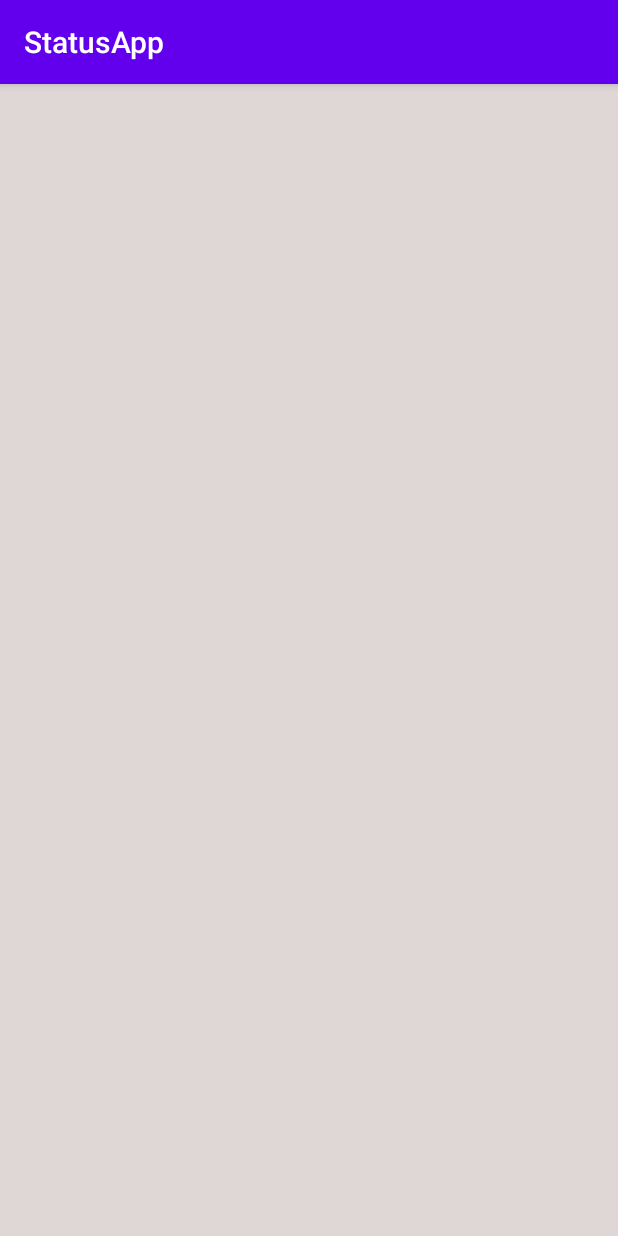
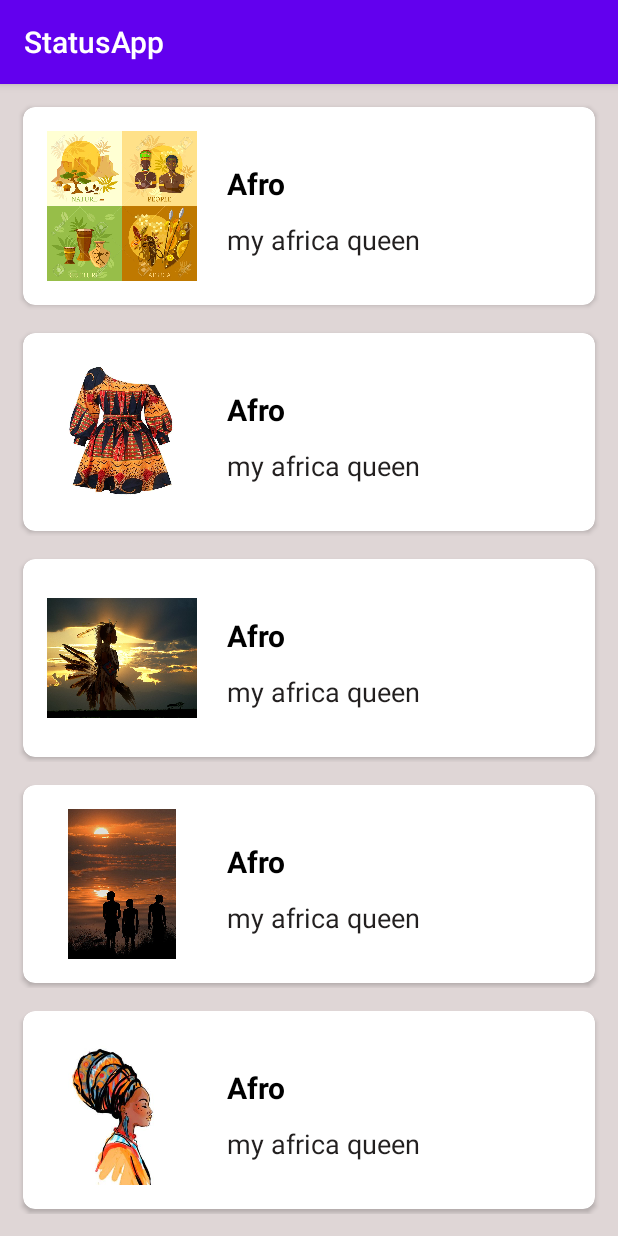
Before and after one commit to josh-Muleshi/StatusApp, an Android app: the screen it shows after launch (MainActivity), on a phone screen of 412 x 824 dp. Run offline under Robolectric (Android 15) with nearby library versions, the phone set to English and light mode, and no system bars.

Commit message:
add of attributes and methods in the MainActivity class

```diff
--- a/app/src/main/java/cd/amateurMobileDev/statusapp/AdapterList.java
+++ b/app/src/main/java/cd/amateurMobileDev/statusapp/AdapterList.java
@@ -14,9 +14,9 @@ import java.util.ArrayList;
 public class AdapterList<L> extends BaseAdapter {
 
     Context context;
-    AdapterList<ListPojo> listPojos;
+    ArrayList<ListPojo> listPojos;
 
-    public AdapterList(Context context, AdapterList<ListPojo> listPojos) {
+    public AdapterList(Context context, ArrayList<ListPojo> listPojos) {
         this.context = context;
         this.listPojos = listPojos;
     }
@@ -46,7 +46,7 @@ public class AdapterList<L> extends BaseAdapter {
 
         title.setText(listPojos.get(position).getTitle());
         description.setText(listPojos.get(position).getDescription());
-        image.setImageResource(listPojos.get(position).getImage());
+        image.setImageResource(listPojos.get(position).getImages());
 
         view.setOnClickListener(new View.OnClickListener() {
             @Override
--- a/app/src/main/java/cd/amateurMobileDev/statusapp/MainActivity.java
+++ b/app/src/main/java/cd/amateurMobileDev/statusapp/MainActivity.java
@@ -11,11 +11,32 @@ public class MainActivity extends AppCompatActivity {
 
     ListView listView;
     ArrayList<ListPojo> list;
-    AdapterList<L> adapterList;
+    AdapterList adapterList;
 
     @Override
     protected void onCreate(Bundle savedInstanceState) {
         super.onCreate(savedInstanceState);
         setContentView(R.layout.activity_main);
+
+        listView = findViewById(R.id.list_view);
+
+        listShow();
+
+        adapterList = new AdapterList<>(this,list);
+        listView.setAdapter(adapterList);
+
+    }
+
+    private void listShow() {
+        list = new ArrayList<ListPojo>();
+
+        list.add(new ListPojo("Afro", "my africa queen", R.drawable.ic_im4));
+        list.add(new ListPojo("Afro", "my africa queen", R.drawable.ic_im1));
+        list.add(new ListPojo("Afro", "my africa queen", R.drawable.ic_im5));
+        list.add(new ListPojo("Afro", "my africa queen", R.drawable.ic_im7));
+        list.add(new ListPojo("Afro", "my africa queen", R.drawable.ic_im8));
+        list.add(new ListPojo("Afro", "my africa queen", R.drawable.ic_im9));
+        list.add(new ListPojo("Afro", "my africa queen", R.drawable.ic_im10));
+
     }
 }
```
